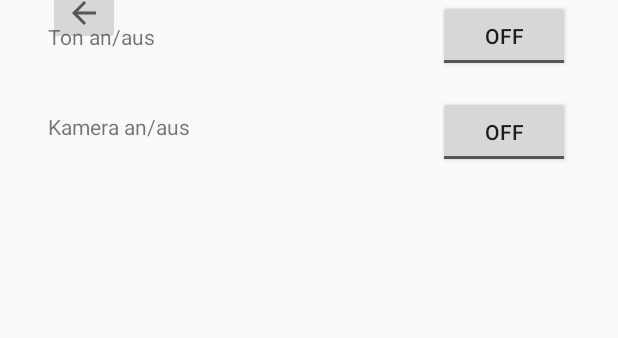
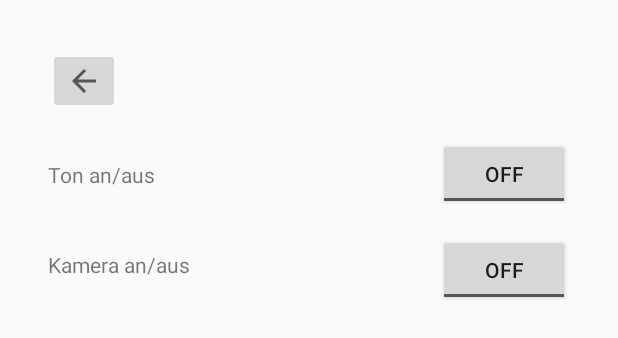
Before and after one commit to bennistrati/iDrone, an Android app: the layout activity_settings.xml on its own in the app's theme, with its tools: preview values and no code run, on a phone screen of 412 x 824 dp. Shown: the top 338 px of the screen. Run offline under Robolectric (Android 15) with nearby library versions, the phone set to English and light mode, and no system bars.

Commit message:
Added Throw-Layout and some Activity change methods.

```diff
--- a/app/src/main/AndroidManifest.xml
+++ b/app/src/main/AndroidManifest.xml
@@ -16,7 +16,8 @@
                 <category android:name="android.intent.category.LAUNCHER" />
             </intent-filter>
         </activity>
-        <activity android:name=".SettingsActivity"></activity>
+        <activity android:name=".SettingsActivity" />
+        <activity android:name=".ThrowActivity"></activity>
     </application>
 
 </manifest>
--- a/app/src/main/res/layout/activity_settings.xml
+++ b/app/src/main/res/layout/activity_settings.xml
@@ -7,13 +7,11 @@
     tools:context="com.example.test.SettingsActivity">
 
     <ImageButton
-        android:id="@+id/button_back"
+        android:id="@+id/button_backSet"
         android:layout_width="wrap_content"
         android:layout_height="wrap_content"
-        android:layout_marginBottom="16dp"
         android:layout_marginStart="32dp"
         android:layout_marginTop="32dp"
-        app:layout_constraintBottom_toTopOf="@+id/button_sound"
         app:layout_constraintStart_toStartOf="parent"
         app:layout_constraintTop_toTopOf="parent"
         app:srcCompat="?attr/actionModeCloseDrawable" />
@@ -23,9 +21,10 @@
         android:layout_width="wrap_content"
         android:layout_height="wrap_content"
         android:layout_marginEnd="32dp"
+        android:layout_marginTop="16dp"
         android:text="ToggleButton"
         app:layout_constraintEnd_toEndOf="parent"
-        tools:layout_editor_absoluteY="73dp" />
+        app:layout_constraintTop_toBottomOf="@+id/button_backSet" />
 
     <ToggleButton
         android:id="@+id/button_camera"
@@ -44,7 +43,7 @@
         android:layout_marginTop="8dp"
         android:text="Ton an/aus"
         app:layout_constraintBottom_toBottomOf="@+id/button_sound"
-        app:layout_constraintStart_toStartOf="@+id/button_back"
+        app:layout_constraintStart_toStartOf="@+id/button_backSet"
         app:layout_constraintTop_toTopOf="@+id/button_sound" />
 
     <TextView
@@ -54,6 +53,6 @@
         android:layout_marginBottom="8dp"
         android:text="Kamera an/aus"
         app:layout_constraintBottom_toBottomOf="@+id/button_camera"
-        app:layout_constraintStart_toStartOf="@+id/button_back"
+        app:layout_constraintStart_toStartOf="@+id/button_backSet"
         app:layout_constraintTop_toTopOf="@+id/button_camera" />
 </android.support.constraint.ConstraintLayout>
```
Also changed, not shown: app/src/main/java/com/example/test/MainActivity.java (+32 -2 lines), app/src/main/java/com/example/test/SettingsActivity.java (+19 -1 lines), app/src/main/java/com/example/test/ThrowActivity.java (added, +17 -0 lines), app/src/main/res/layout/activity_throw.xml (added, +32 -0 lines).
